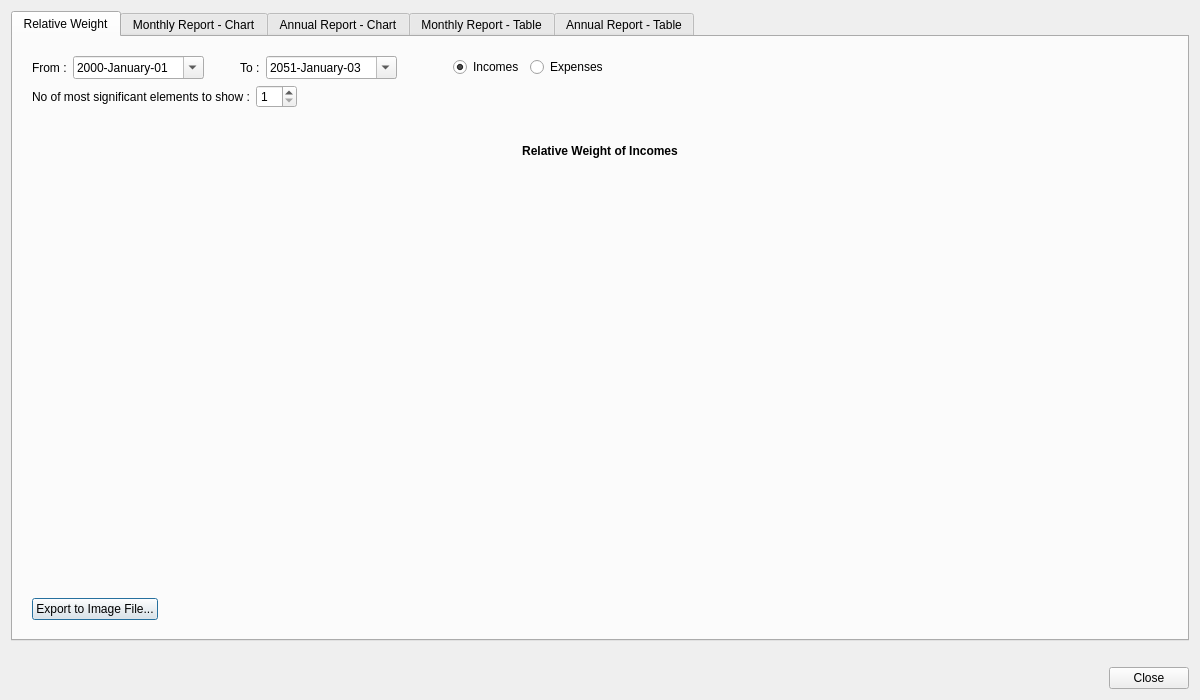
The window that src/analysisdialog.ui (redmoon1945/gbp) describes before a commit, drawn with Qt 5.
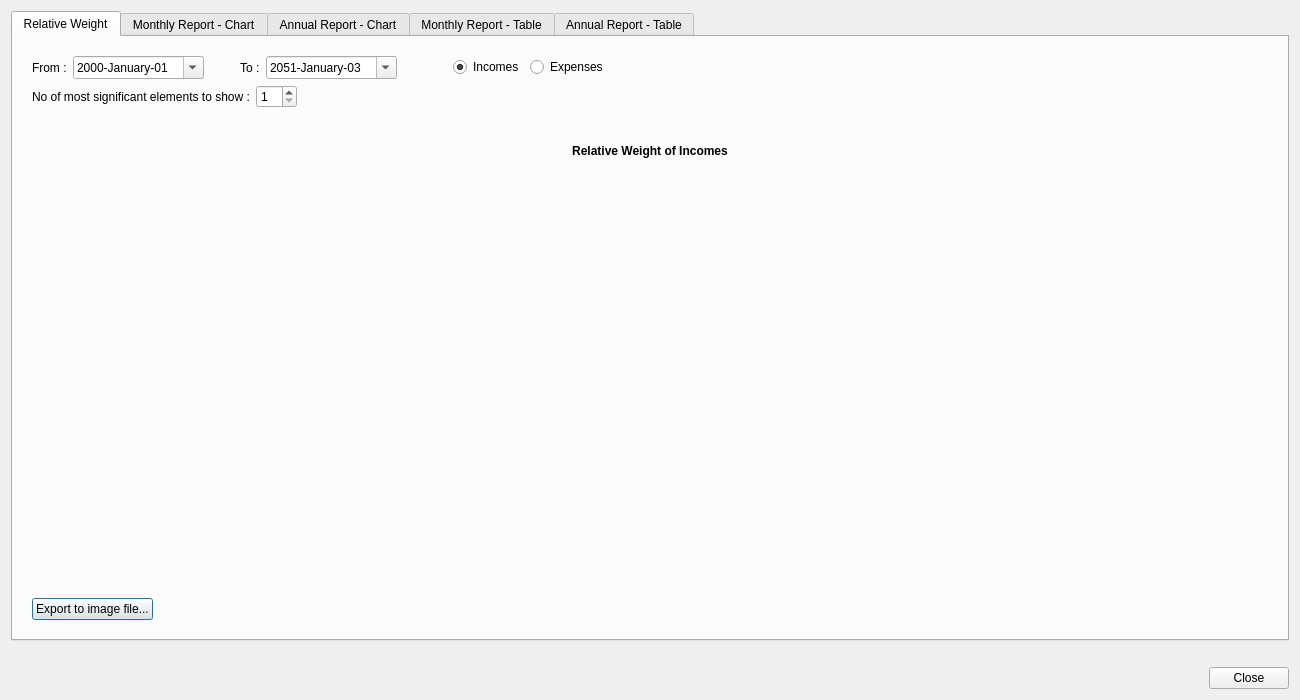
The same window after the commit. The open tabs and pages were chosen to show the change.

Patch:
```diff
--- a/src/analysisdialog.ui
+++ b/src/analysisdialog.ui
@@ -6,7 +6,7 @@
    <rect>
     <x>0</x>
     <y>0</y>
-    <width>1200</width>
+    <width>1300</width>
     <height>700</height>
    </rect>
   </property>
@@ -289,7 +289,7 @@
            <item>
             <widget class="QPushButton" name="exportImageRelativeWeigthPushButton">
              <property name="text">
-              <string>Export to Image File...</string>
+              <string>Export to image file...</string>
              </property>
             </widget>
            </item>
```
Left out of the diff: 38 changed lines with no effect on the pictures.
